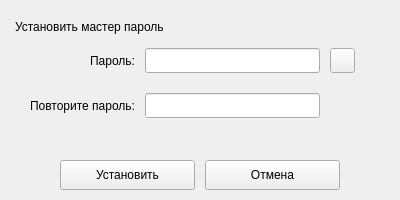
This is core/ui/layout/raw/set_master_popup_widget.ui in akato-the-dragon/Obscura as Qt 5 draws it before an edit. The edited form follows.
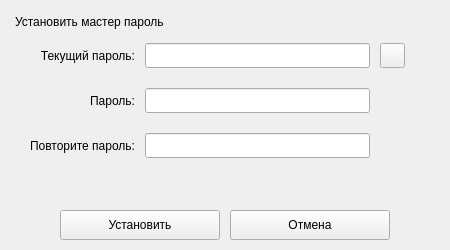
This is the edited form.

Commit message: Working with master

```diff
--- a/core/ui/layout/raw/set_master_popup_widget.ui
+++ b/core/ui/layout/raw/set_master_popup_widget.ui
@@ -6,8 +6,8 @@
    <rect>
     <x>0</x>
     <y>0</y>
-    <width>400</width>
-    <height>200</height>
+    <width>450</width>
+    <height>250</height>
    </rect>
   </property>
   <layout class="QVBoxLayout" name="set_master_popup_layout">
@@ -32,7 +32,7 @@
       <string>Установить мастер пароль</string>
      </property>
      <property name="alignment">
-      <set>Qt::AlignLeading|Qt::AlignLeft|Qt::AlignVCenter</set>
+      <set>Qt::AlignLeading|Qt::AlignLeft|Qt::AlignTop</set>
      </property>
     </widget>
    </item>
@@ -45,7 +45,7 @@
       <number>30</number>
      </property>
      <property name="bottomMargin">
-      <number>0</number>
+      <number>15</number>
      </property>
      <property name="horizontalSpacing">
       <number>10</number>
@@ -53,7 +53,7 @@
      <property name="verticalSpacing">
       <number>20</number>
      </property>
-     <item row="1" column="0">
+     <item row="2" column="0">
       <widget class="QLabel" name="repeat_password_label">
        <property name="text">
         <string>Повторите пароль:</string>
@@ -64,22 +64,6 @@
       </widget>
      </item>
      <item row="1" column="1">
-      <widget class="QLineEdit" name="repeat_password_line_edit">
-       <property name="minimumSize">
-        <size>
-         <width>0</width>
-         <height>25</height>
-        </size>
-       </property>
-       <property name="maximumSize">
-        <size>
-         <width>16777215</width>
-         <height>25</height>
-        </size>
-       </property>
-      </widget>
-     </item>
-     <item row="0" column="1">
       <widget class="QLineEdit" name="password_line_edit">
        <property name="minimumSize">
         <size>
@@ -98,7 +82,7 @@
        </property>
       </widget>
      </item>
-     <item row="0" column="0">
+     <item row="1" column="0">
       <widget class="QLabel" name="password_label">
        <property name="text">
         <string>Пароль:</string>
@@ -108,6 +92,54 @@
        </property>
       </widget>
      </item>
+     <item row="2" column="1">
+      <widget class="QLineEdit" name="repeat_password_line_edit">
+       <property name="minimumSize">
+        <size>
+         <width>0</width>
+         <height>25</height>
+        </size>
+       </property>
+       <property name="maximumSize">
+        <size>
+         <width>16777215</width>
+         <height>25</height>
+        </size>
+       </property>
+       <property name="echoMode">
+        <enum>QLineEdit::Password</enum>
+       </property>
+      </widget>
+     </item>
+     <item row="0" column="0">
+      <widget class="QLabel" name="current_password_label">
+       <property name="text">
+        <string>Текущий пароль:</string>
+       </property>
+       <property name="alignment">
+        <set>Qt::AlignRight|Qt::AlignTrailing|Qt::AlignVCenter</set>
+       </property>
+      </widget>
+     </item>
+     <item row="0" column="1">
+      <widget class="QLineEdit" name="current_password_line_edit">
+       <property name="minimumSize">
+        <size>
+         <width>0</width>
+         <height>25</height>
+        </size>
+       </property>
+       <property name="maximumSize">
+        <size>
+         <width>16777215</width>
+         <height>25</height>
+        </size>
+       </property>
+       <property name="echoMode">
+        <enum>QLineEdit::Password</enum>
+       </property>
+      </widget>
+     </item>
      <item row="0" column="2">
       <widget class="QPushButton" name="show_button">
        <property name="sizePolicy">
```
The commit also changes 25 other files.
